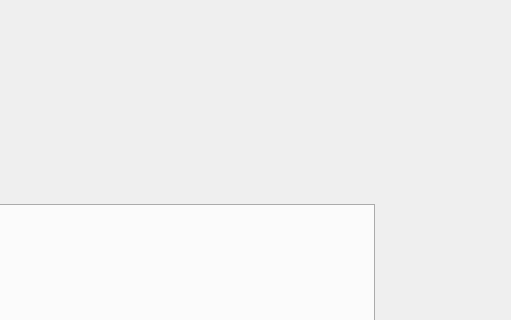
The window that casper_vip.ui (ddooley2/CASPERapp_2.0) describes before a commit, drawn with Qt 5; both pictures show x 726 to 1237 and y 0 to 320 of the 1237 by 838 pixel window.
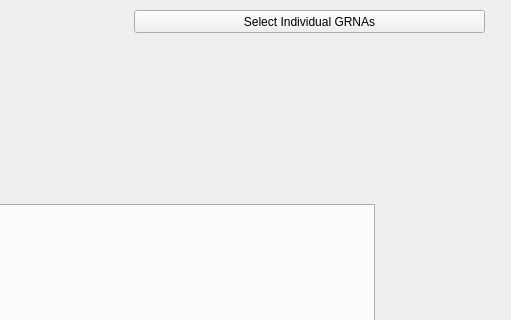
The same window after the commit. Custom widgets are drawn as their Qt base class.

Commit message: The window is now opening up

The edit to the form file:
```diff
--- a/casper_vip.ui
+++ b/casper_vip.ui
@@ -101,6 +101,19 @@
      </attribute>
     </widget>
    </widget>
+   <widget class="QPushButton" name="select_individ_grnas">
+    <property name="geometry">
+     <rect>
+      <x>860</x>
+      <y>10</y>
+      <width>351</width>
+      <height>23</height>
+     </rect>
+    </property>
+    <property name="text">
+     <string>Select Individual GRNAs</string>
+    </property>
+   </widget>
   </widget>
   <widget class="QMenuBar" name="menubar">
    <property name="geometry">
```
The commit also changes 3 other files.
